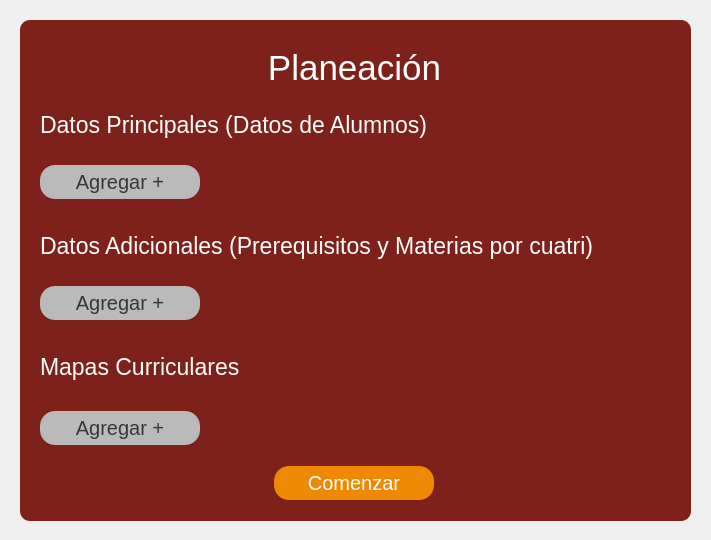
Old version of the form src/modules/GUI/FileChoose.ui in the repository 064xp/plano-pub.
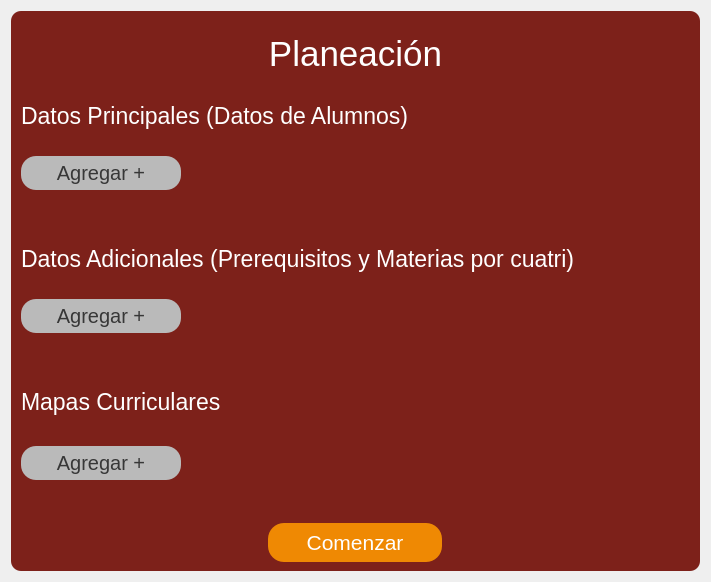
New version of the form.

Commit message: Dialogo para escoger archivos.

```diff
--- a/src/modules/GUI/FileChoose.ui
+++ b/src/modules/GUI/FileChoose.ui
@@ -7,26 +7,18 @@
     <x>0</x>
     <y>0</y>
     <width>711</width>
-    <height>540</height>
+    <height>582</height>
    </rect>
   </property>
   <property name="windowTitle">
    <string>Form</string>
   </property>
   <property name="styleSheet">
-   <string notr="true">QVBoxLayout{
-	background-color: #7D211A;
-}</string>
+   <string notr="true"/>
   </property>
+  <layout class="QVBoxLayout" name="verticalLayout_3">
+   <item>
   <widget class="QFrame" name="Container">
-   <property name="geometry">
-    <rect>
-     <x>20</x>
-     <y>20</y>
-     <width>671</width>
-     <height>501</height>
-    </rect>
-   </property>
    <property name="styleSheet">
     <string notr="true">QFrame#Container{
 	background-color: #7D211A;
@@ -39,19 +31,15 @@
    <property name="frameShadow">
     <enum>QFrame::Raised</enum>
    </property>
-   <widget class="QWidget" name="verticalLayoutWidget">
-    <property name="geometry">
-     <rect>
-      <x>19</x>
-      <y>19</y>
-      <width>631</width>
-      <height>461</height>
-     </rect>
-    </property>
-    <layout class="QVBoxLayout" name="verticalLayout" stretch="5,10,10,10,6">
+     <layout class="QVBoxLayout" name="verticalLayout_4">
+      <item>
+       <layout class="QVBoxLayout" name="ContVerticalLayout" stretch="5,10,10,10,6">
      <property name="sizeConstraint">
       <enum>QLayout::SetDefaultConstraint</enum>
      </property>
+        <property name="bottomMargin">
+         <number>0</number>
+        </property>
      <item>
       <widget class="QLabel" name="Titulo">
        <property name="font">
@@ -238,7 +226,13 @@
       </widget>
      </item>
      <item>
-      <widget class="QWidget" name="widget_3" native="true">
+         <widget class="QWidget" name="MapasWidget" native="true">
+          <property name="sizePolicy">
+           <sizepolicy hsizetype="Preferred" vsizetype="Minimum">
+            <horstretch>0</horstretch>
+            <verstretch>0</verstretch>
+           </sizepolicy>
+          </property>
        <widget class="QWidget" name="verticalLayoutWidget_7">
         <property name="geometry">
          <rect>
@@ -280,7 +274,14 @@
           </widget>
          </item>
          <item>
-          <widget class="QWidget" name="ArchivosMapas" native="true"/>
+             <widget class="QWidget" name="ArchivosMapas" native="true">
+              <property name="sizePolicy">
+               <sizepolicy hsizetype="Preferred" vsizetype="Minimum">
+                <horstretch>0</horstretch>
+                <verstretch>0</verstretch>
+               </sizepolicy>
+              </property>
+             </widget>
          </item>
          <item>
           <widget class="QPushButton" name="pushButton_6">
@@ -325,16 +326,16 @@
         <widget class="QPushButton" name="btnComenzar">
          <property name="font">
           <font>
-           <pointsize>15</pointsize>
+              <pointsize>16</pointsize>
           </font>
          </property>
          <property name="styleSheet">
           <string notr="true">QPushButton{
 background-color: #EF8903;
-padding: 5px;
-max-width: 150px;
+padding: 7px;
+max-width: 160px;
 border-style: outset;
-border-radius: 15px;
+border-radius: 16px;
 color:  white;
 }
 
@@ -357,8 +358,11 @@
       </layout>
      </item>
     </layout>
-   </widget>
-  </widget>
+      </item>
+     </layout>
+    </widget>
+   </item>
+  </layout>
  </widget>
  <resources/>
  <connections/>
```
Left out of the diff: 8 changed lines with no effect on the pictures. Lines whose indentation alone changed are shown as unchanged. The commit also changes 2 other files.
